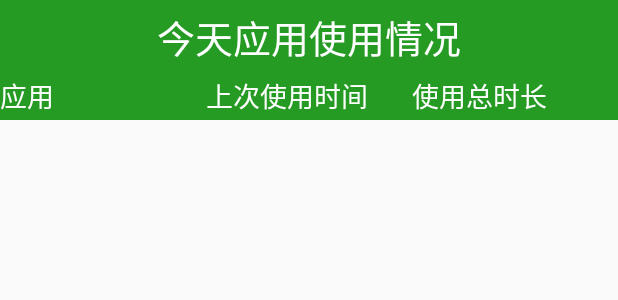
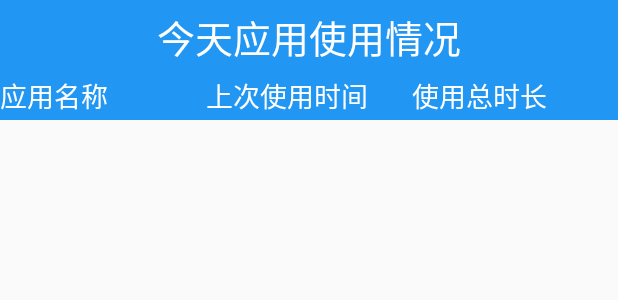
Before and after one commit to wppwzk/newBmBHome, an Android app: the layout view_pager_one.xml on its own in the app's theme, with its tools: preview values and no code run, on a phone screen of 412 x 824 dp. Shown: the top 300 px of the screen. Run offline under Robolectric (Android 15) with nearby library versions, the phone set to English and light mode, and no system bars.

Commit message:
优化了部分界面显示

```diff
--- a/app/src/main/java/com/ybc/bmbhome/function/MobileActivity.java
+++ b/app/src/main/java/com/ybc/bmbhome/function/MobileActivity.java
@@ -67,7 +67,7 @@ public class MobileActivity extends Activity {
             init();
         }
         SystemBarTintManager localSystemBarTintManager = new SystemBarTintManager(this);
-        localSystemBarTintManager.setStatusBarTintResource(R.color.colorGreen);
+        localSystemBarTintManager.setStatusBarTintResource(R.color.primary_blue_dark);
         localSystemBarTintManager.setStatusBarTintEnabled(true);
     }
 
--- a/app/src/main/res/layout/view_pager_one.xml
+++ b/app/src/main/res/layout/view_pager_one.xml
@@ -8,7 +8,7 @@
         android:layout_width="match_parent"
         android:layout_height="50dp"
         android:orientation="horizontal"
-        android:background="@color/colorGreen"
+        android:background="@color/primary_blue"
         android:fitsSystemWindows="true">
 
         <TextView
@@ -26,7 +26,7 @@
         android:layout_width="match_parent"
         android:layout_height="30dp"
         android:orientation="horizontal"
-        android:background="@color/colorGreen">
+        android:background="@color/primary_blue">
         <LinearLayout
             android:layout_width="match_parent"
             android:layout_height="wrap_content">
@@ -36,7 +36,7 @@
                 android:textSize="18sp"
                 android:layout_height="wrap_content"
                 android:textColor="#ffffff"
-                android:text="应用"/>
+                android:text="应用名称"/>
             <TextView
                 android:layout_width="0dp"
                 android:layout_height="wrap_content"
```
Also changed, not shown: app/src/main/java/com/ybc/bmbhome/recordpath3d/RecordActivity.java (+17 -16 lines).
